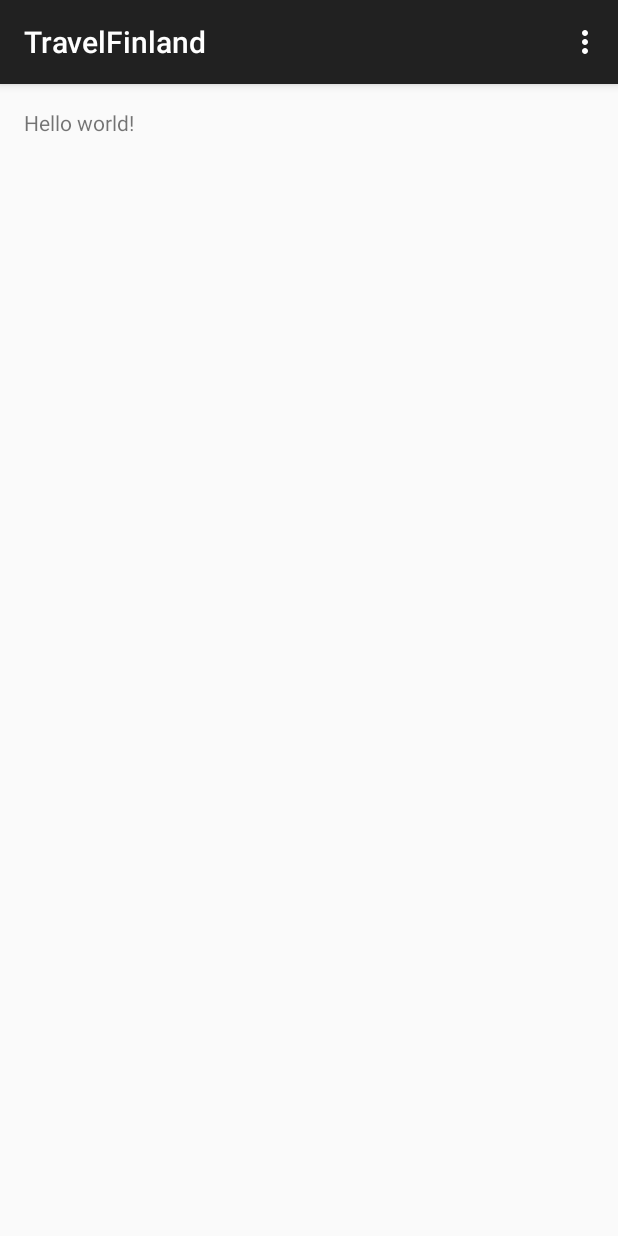
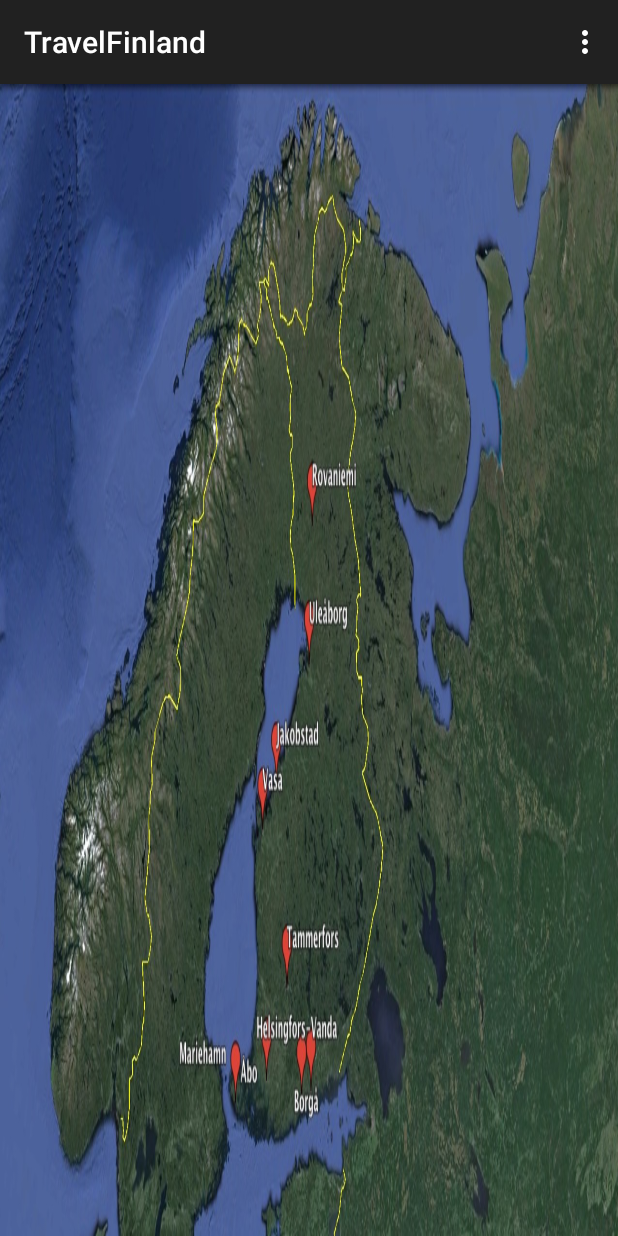
Before and after one commit to areee/TravelFinland, an Android app: the screen it shows after launch (MainActivity), on a phone screen of 412 x 824 dp. Run offline under Robolectric (Android 15) with nearby library versions, the phone set to English and light mode, and no system bars.

Commit message:
background images added to the main and Lapland screens

```diff
--- a/TravelFinland/app/src/main/AndroidManifest.xml
+++ b/TravelFinland/app/src/main/AndroidManifest.xml
@@ -1,15 +1,15 @@
 <?xml version="1.0" encoding="utf-8"?>
 <manifest xmlns:android="http://schemas.android.com/apk/res/android"
-    package="areee.travelfinland" >
+    package="areee.travelfinland">
 
     <application
         android:allowBackup="true"
         android:icon="@mipmap/ic_launcher"
         android:label="@string/app_name"
-        android:theme="@style/AppTheme" >
+        android:theme="@style/AppTheme">
         <activity
             android:name=".MainActivity"
-            android:label="@string/app_name" >
+            android:label="@string/app_name">
             <intent-filter>
                 <action android:name="android.intent.action.MAIN" />
 
--- a/TravelFinland/app/src/main/res/layout/activity_main.xml
+++ b/TravelFinland/app/src/main/res/layout/activity_main.xml
@@ -1,11 +1,17 @@
 <RelativeLayout xmlns:android="http://schemas.android.com/apk/res/android"
-    xmlns:tools="http://schemas.android.com/tools" android:layout_width="match_parent"
-    android:layout_height="match_parent" android:paddingLeft="@dimen/activity_horizontal_margin"
+    xmlns:tools="http://schemas.android.com/tools"
+    android:layout_width="match_parent"
+    android:layout_height="match_parent"
+    android:paddingLeft="@dimen/activity_horizontal_margin"
     android:paddingRight="@dimen/activity_horizontal_margin"
     android:paddingTop="@dimen/activity_vertical_margin"
-    android:paddingBottom="@dimen/activity_vertical_margin" tools:context=".MainActivity">
+    android:paddingBottom="@dimen/activity_vertical_margin"
+    tools:context=".MainActivity"
+    android:background="@drawable/finland_map">
 
-    <TextView android:text="@string/hello_world" android:layout_width="wrap_content"
-        android:layout_height="wrap_content" />
+    <!--<TextView-->
+        <!--android:layout_width="wrap_content"-->
+        <!--android:layout_height="wrap_content"-->
+        <!--android:text="@string/hello_world" />-->
 
 </RelativeLayout>
--- /dev/null
+++ b/TravelFinland/app/src/main/res/layout/lapland_city_layout.xml
@@ -0,0 +1,6 @@
+<?xml version="1.0" encoding="utf-8"?>
+<LinearLayout xmlns:android="http://schemas.android.com/apk/res/android"
+    android:layout_width="match_parent" android:layout_height="match_parent"
+    android:background="@drawable/lapland">
+
+</LinearLayout>
--- a/TravelFinland/app/src/main/res/menu/menu_main.xml
+++ b/TravelFinland/app/src/main/res/menu/menu_main.xml
@@ -1,6 +1,10 @@
 <menu xmlns:android="http://schemas.android.com/apk/res/android"
     xmlns:app="http://schemas.android.com/apk/res-auto"
-    xmlns:tools="http://schemas.android.com/tools" tools:context=".MainActivity">
-    <item android:id="@+id/action_settings" android:title="@string/action_settings"
-        android:orderInCategory="100" app:showAsAction="never" />
+    xmlns:tools="http://schemas.android.com/tools"
+    tools:context=".MainActivity">
+    <item
+        android:id="@+id/action_settings"
+        android:orderInCategory="100"
+        android:title="@string/action_settings"
+        app:showAsAction="never" />
 </menu>
```
Also changed, not shown: TravelFinland/app/src/main/res/drawable/finland_map.jpg (added), TravelFinland/app/src/main/res/drawable/lapland.jpg (added).
